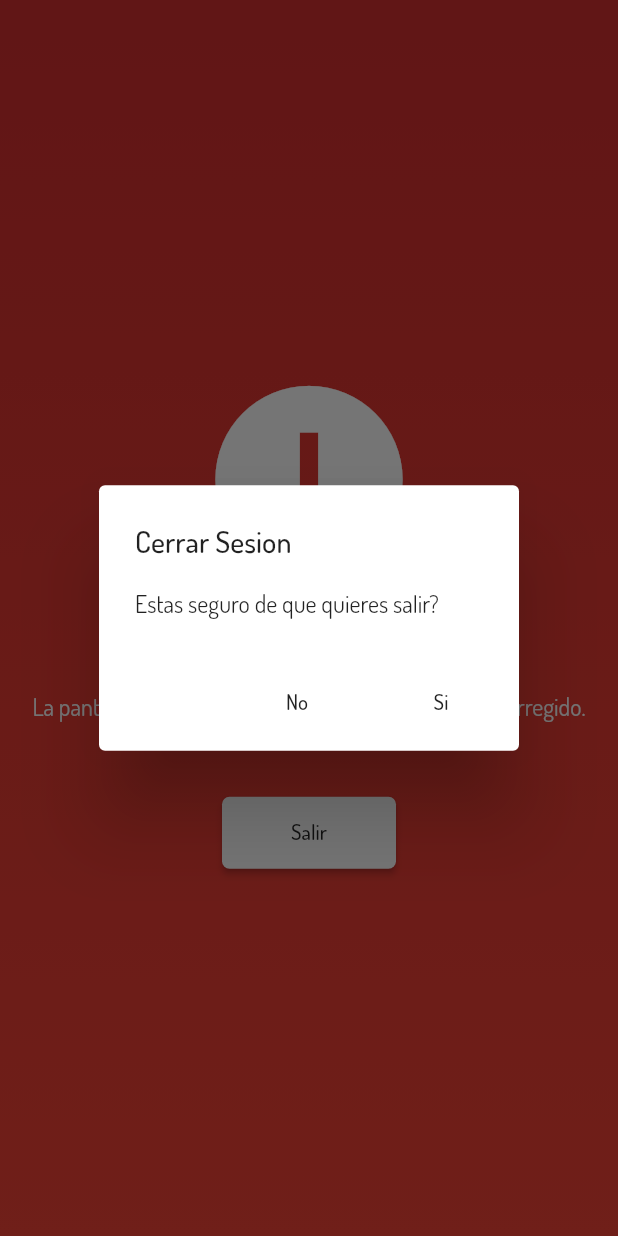
After one commit to julioamadortejeda/pedidos_luna, a Flutter app: the ErrorPage screen opened directly, after a tap on "Salir", on a phone screen of 412 x 824 dp. The commit adds this screen. Run offline on Flutter 3.47's test engine with Material 2 defaults, Android fonts, the phone set to English and light mode, and no system bars; our stand-ins replace bloc, cloud_firestore, equatable, firebase_auth, flutter_bloc, google_sign_in and 1 more; missing offline and left inert: flutter_facebook_login; accounts and stored records are empty.

Commit message:
Se agregan pantallas de error y mensajes. Se agrega la logica para construir los widgets a partir del stream de firebase

```diff
--- a/lib/src/login/login_social_page.dart
+++ b/lib/src/login/login_social_page.dart
@@ -67,10 +67,10 @@ class _LoginSocialPageState extends State<LoginSocialPage> {
         Positioned(bottom: 120.0, right: 20.0, child: circle),
         Positioned(bottom: -50.0, left: -20.0, child: circle),
         Container(
-          padding: EdgeInsets.only(top: 100.0),
+          padding: EdgeInsets.only(top: size.height * .1),
           child: Column(
             children: <Widget>[
-              Icon(Icons.shopping_cart, color: Colors.white, size: 120.0),
+              Icon(Icons.shopping_cart, color: Colors.white, size: size.width < 400 ? 70 : 120.0),
               SizedBox(
                 height: 20.0,
                 width: double.infinity,
--- /dev/null
+++ b/lib/src/models/customer.dart
@@ -0,0 +1,44 @@
+import 'dart:convert';
+
+import 'package:cloud_firestore/cloud_firestore.dart';
+import 'package:pedidos_luna/src/models/request.dart';
+
+Customer customerFromJson(String str) => Customer.fromJson(json.decode(str));
+
+String customerToJson(Customer data) => json.encode(data.toJson());
+
+class Customer {
+  String id;
+  bool active;
+  String phone;
+  CustomerRequest request;
+
+  Customer({
+    this.id,
+    this.active,
+    this.phone,
+  });
+
+  factory Customer.fromJson(Map<String, dynamic> json) => Customer(
+        id: json["id"],
+        active: json["active"],
+        phone: json["phone"],
+      );
+
+  Map<String, dynamic> toJson() => {
+        "id": id,
+        "active": active,
+        "phone": phone,
+      };
+
+  Customer.fromSnapshot(DocumentSnapshot snapshot)
+      : id = snapshot.documentID,
+        phone = snapshot['phone'],
+        active = snapshot['active'],
+        request = CustomerRequest();
+
+
+  fillOrderInfo(DocumentSnapshot doc){
+    request = CustomerRequest.fromSnapshot(doc);
+  }
+}
--- a/lib/src/models/order.dart
+++ b/lib/src/models/order.dart
@@ -103,8 +103,9 @@ class OrderModel {
         begin: Alignment.topCenter,
         end: Alignment.bottomCenter,
         colors: [
-          Colors.green,
-          Color.fromRGBO(100, 224, 99, 1.0)
+          Colors.green.shade600,
+          Colors.green
+          //Color.fromRGBO(100, 224, 99, 1.0)
         ],
       );
     } else {
--- a/lib/src/order/bloc/order_bloc.dart
+++ b/lib/src/order/bloc/order_bloc.dart
@@ -25,7 +25,7 @@ class OrderBloc extends Bloc<OrderEvent, OrderState> {
 
     if(event is LoadOrder) {
       //await Future.delayed(Duration(seconds: 2));
-      _orderRepository.getOrder();
+      //_orderRepository.getOrder();
       yield Charged();
     }
 
--- /dev/null
+++ b/lib/src/pages/error_page.dart
@@ -0,0 +1,61 @@
+import 'package:flutter/material.dart';
+import 'package:pedidos_luna/src/widgets/logout_widget.dart';
+
+class ErrorPage extends StatelessWidget {
+  @override
+  Widget build(BuildContext context) {
+    return Scaffold(
+        body: Stack(
+          children: <Widget>[_renderBackGround(), _renderIcon(context)],
+        ));
+  }
+
+  Widget _renderBackGround() {
+    return Positioned.fill(
+      child: Container(
+        decoration: BoxDecoration(
+          gradient: LinearGradient(
+              colors: [Colors.red.shade700, Colors.red],
+              begin: Alignment.topCenter,
+              end: Alignment.bottomCenter),
+          //color: Colors.white
+        ),
+      ),
+    );
+  }
+
+  Widget _renderIcon(BuildContext context) {
+    final size = MediaQuery.of(context).size;
+    return Center(
+      child: Column(
+        mainAxisAlignment: MainAxisAlignment.center,
+        crossAxisAlignment: CrossAxisAlignment.center,
+        children: <Widget>[
+          Icon(Icons.error, color: Colors.white, size: 150.0),
+          SizedBox(
+            height: size.height * 0.01,
+          ),
+          Text(
+            'Error en la aplicacion.',
+            style: TextStyle(
+              fontSize: 30.0,
+              color: Colors.white,
+            ),
+            textAlign: TextAlign.center,
+          ),
+          SizedBox(height: 20.0,),
+          Text(
+            'La pantalla se actualizara cuando el error haya sido corregido.',
+            style: TextStyle(
+              fontSize: 16.0,
+              color: Colors.white,
+            ),
+            textAlign: TextAlign.center,
+          ),
+          SizedBox(height: 50.0,),
+          LogOutButtonWidget(),
+        ],
+      ),
+    );
+  }
+}
--- a/lib/src/widgets/loading_widget.dart
+++ b/lib/src/pages/loading_page.dart
@@ -25,7 +25,7 @@ class LoadingWidget extends StatelessWidget {
   }
 
   Widget _renderIcon(BuildContext context) {
-    final size = MediaQuery.of(context).size;
+    //final size = MediaQuery.of(context).size;
     return Center(
       child: Column(
         mainAxisAlignment: MainAxisAlignment.center,
--- a/lib/src/repositories/user_repository.dart
+++ b/lib/src/repositories/user_repository.dart
@@ -4,6 +4,7 @@ import 'package:flutter/services.dart';
 import 'package:flutter_facebook_login/flutter_facebook_login.dart';
 import 'package:google_sign_in/google_sign_in.dart';
 
+//custom imports
 import 'package:pedidos_luna/src/models/user.dart';
 
 class UserRepository with ChangeNotifier {
@@ -111,9 +112,7 @@ class UserRepository with ChangeNotifier {
     return _firebaseUser.displayName ?? 'Sin nombre para mostrar.';
   }
 
-//  User userInfo() {
-//    return _userModel;
-//  }
+  FirebaseUser get firebaseUser => _firebaseUser;
 
 
   String get ErrorMessage => _errorLogin;
@@ -198,8 +197,4 @@ class UserRepository with ChangeNotifier {
     return message;
   }
 
-//  Stream<FirebaseUser> authState() {
-//    final a = _firebaseAuth.onAuthStateChanged;
-//    return a;
-//  }
 }
--- /dev/null
+++ b/lib/src/widgets/logout_widget.dart
@@ -0,0 +1,49 @@
+import 'package:flutter/material.dart';
+import 'package:flutter_bloc/flutter_bloc.dart';
+import 'package:pedidos_luna/src/auth/bloc.dart';
+
+class LogOutButtonWidget extends StatelessWidget {
+  @override
+  Widget build(BuildContext context) {
+    return RaisedButton(
+      onPressed: () {
+        _showDialog(context);
+      },
+      child: Container(
+        padding: EdgeInsets.symmetric(horizontal: 30.0, vertical: 15.0),
+        child: Text('Salir'),
+      ),
+      color: Colors.white,
+      shape: RoundedRectangleBorder(borderRadius: BorderRadius.circular(5.0)),
+    );
+  }
+
+  void _showDialog(BuildContext context) {
+    showDialog(
+      context: context,
+      builder: (BuildContext context) {
+        return AlertDialog(
+          title: new Text("Cerrar Sesion"),
+          content: new Text("Estas seguro de que quieres salir?"),
+          actions: <Widget>[
+            new FlatButton(
+              child: new Text("No"),
+              onPressed: () {
+                Navigator.of(context).pop();
+              },
+            ),
+            new FlatButton(
+              onPressed: () {
+                BlocProvider.of<AuthenticationBloc>(context).add(
+                  LoggedOut(),
+                );
+                Navigator.of(context).pop();
+              },
+              child: Text('Si'),
+            )
+          ],
+        );
+      },
+    );
+  }
+}
```
Also changed, not shown: lib/main.dart (+4 -7 lines), lib/src/models/request.dart (+5 -5 lines), lib/src/pages/customer/home_page.dart (+48 -94 lines), lib/src/pages/customer/order_not_available.dart (added, +61 -0 lines), lib/src/pages/customer/pre_home_page.dart (added, +47 -0 lines), lib/src/pages/customer/user_not_enabled_page.dart (added, +61 -0 lines), lib/src/providers/FirestoreProvider.dart (+49 -4 lines), lib/src/repositories/order_repository.dart (+23 -3 lines), lib/src/widgets/request_status_card_widget.dart (added, +79 -0 lines), firebase.json (added), 2 other files.
